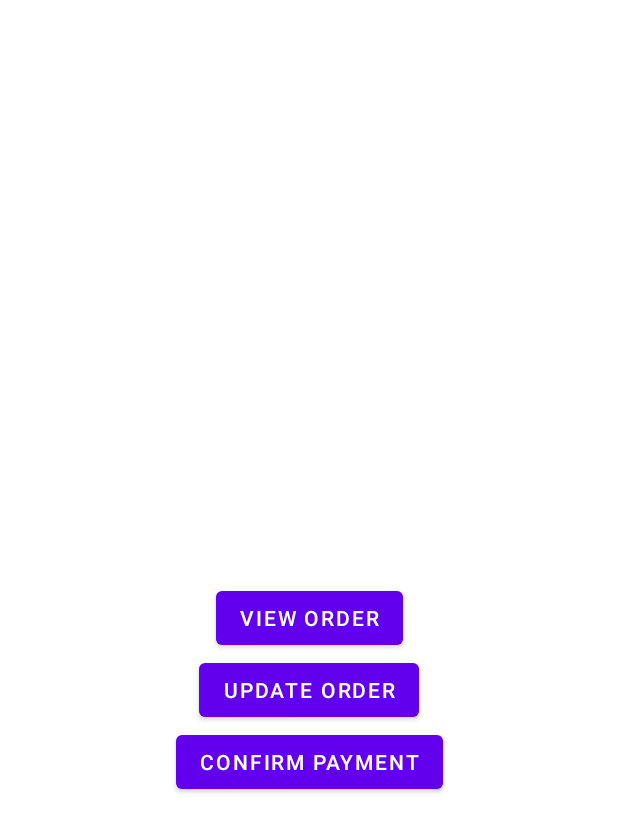
After one commit to Zia-Ur-Rehman1/Ubees, an Android app: the OrderDetails screen opened directly, with no data from a screen before it, on a phone screen of 412 x 824 dp. The commit adds this screen. Shown: the top 832 px of the screen. Run offline under Robolectric (Android 15) with nearby library versions, the phone set to English and light mode, and no system bars.

Commit message:
Orderdetails Activity added with basic functions now have to implement for admin and then move to corner conditions

```diff
--- a/app/src/main/AndroidManifest.xml
+++ b/app/src/main/AndroidManifest.xml
@@ -10,21 +10,21 @@
         android:supportsRtl="true"
         android:theme="@style/Theme.Ubees">
         <activity
+            android:name=".activities.OrderDetails"
+            android:exported="true" />
+        <activity
             android:name=".activities.ProfileActivity"
             android:exported="true" />
         <activity android:name=".activities.Order" />
         <activity android:name=".activities.Cart_Activity" />
-        <activity android:name=".activities.Login" >
+        <activity android:name=".activities.Login">
             <intent-filter>
                 <action android:name="android.intent.action.MAIN" />
 
                 <category android:name="android.intent.category.LAUNCHER" />
             </intent-filter>
         </activity>
-
-        <activity android:name=".activities.Register_User">
-
-        </activity>
+        <activity android:name=".activities.Register_User"></activity>
         <activity android:name=".activities.AddtoCart" />
         <activity android:name=".activities.UserActivity" />
         <activity android:name=".activities.Add_Product" />
--- a/app/src/main/java/com/example/ubees/activities/AddtoCart.java
+++ b/app/src/main/java/com/example/ubees/activities/AddtoCart.java
@@ -109,7 +109,6 @@ public class AddtoCart extends AppCompatActivity {
             @Override
             public void onClick(View v) {
                 Cart cart=new Cart (products.getImgId(),products.getName(),quantity.getText().toString(),products.getPrice());
-
                 db_ref.child(key).setValue(cart);
                 Intent intent=new Intent(AddtoCart.this,UserActivity.class);
                 AddtoCart.this.startActivity(intent);
--- /dev/null
+++ b/app/src/main/java/com/example/ubees/activities/OrderDetails.java
@@ -0,0 +1,45 @@
+package com.example.ubees.activities;
+
+import androidx.appcompat.app.AppCompatActivity;
+
+import android.content.Intent;
+import android.os.Bundle;
+import android.view.View;
+import android.widget.Button;
+
+import com.example.ubees.R;
+
+public class OrderDetails extends AppCompatActivity {
+    Button viewOrder,updateOrder,confirmOrder;
+    @Override
+    protected void onCreate(Bundle savedInstanceState) {
+        super.onCreate(savedInstanceState);
+        setContentView(R.layout.activity_order_details);
+        viewOrder=findViewById(R.id.viewOrder);
+        updateOrder=findViewById(R.id.updateOrder);
+        confirmOrder=findViewById(R.id.confirmOrder);
+        viewOrder.setOnClickListener(new View.OnClickListener() {
+            @Override
+            public void onClick(View v) {
+                Intent intent = new Intent(OrderDetails.this,Cart_Activity.class);
+                startActivity(intent);
+
+            }
+        });
+        updateOrder.setOnClickListener(new View.OnClickListener() {
+            @Override
+            public void onClick(View v) {
+                Intent intent = new Intent(OrderDetails.this,UserActivity.class);
+                startActivity(intent);
+
+            }
+        });
+        confirmOrder.setOnClickListener(new View.OnClickListener() {
+            @Override
+            public void onClick(View v) {
+                Intent intent = new Intent(OrderDetails.this,Order.class);
+                startActivity(intent);
+            }
+        });
+    }
+}
--- a/app/src/main/java/com/example/ubees/activities/ProfileActivity.java
+++ b/app/src/main/java/com/example/ubees/activities/ProfileActivity.java
@@ -8,6 +8,7 @@ import android.os.Bundle;
 import android.view.View;
 import android.widget.Button;
 import android.widget.EditText;
+import android.widget.ImageButton;
 import android.widget.Toast;
 import com.example.ubees.R;
 import com.example.ubees.model.User;
@@ -26,7 +27,7 @@ public class ProfileActivity extends AppCompatActivity {
     DatabaseReference myRef = FirebaseDatabase.getInstance().getReference("users");
     Button edit,update;
     User user;
-
+    ImageButton order;
 
     @Override
     protected void onCreate(Bundle savedInstanceState) {
@@ -39,7 +40,7 @@ public class ProfileActivity extends AppCompatActivity {
         ph=findViewById(R.id.profile_ph);
         edit=findViewById(R.id.edit);
         update=findViewById(R.id.update);
-
+        order=findViewById(R.id.profileOrder);
         fetchData();
         edit.setOnClickListener(new View.OnClickListener() {
             @Override
@@ -64,6 +65,14 @@ public class ProfileActivity extends AppCompatActivity {
             myRef.child(userName).child("address").setValue(addr.getText().toString());
             myRef.child(userName).child("phone").setValue(ph.getText().toString());
             }
+        }
+    });
+    order.setOnClickListener(new View.OnClickListener() {
+        @Override
+        public void onClick(View v) {
+            Intent intent =new Intent(ProfileActivity.this,OrderDetails.class);
+            startActivity(intent);
+            finish();
         }
     });
     }
--- a/app/src/main/java/com/example/ubees/adapter/CartAdapter.java
+++ b/app/src/main/java/com/example/ubees/adapter/CartAdapter.java
@@ -2,6 +2,7 @@ package com.example.ubees.adapter;
 
 import com.bumptech.glide.Glide;
 import com.example.ubees.R;
+import com.example.ubees.activities.AddtoCart;
 import com.example.ubees.activities.Cart_Activity;
 import com.example.ubees.activities.UserActivity;
 import com.example.ubees.model.Cart;
@@ -11,8 +12,11 @@ import com.google.firebase.database.DatabaseReference;
 import com.google.firebase.database.FirebaseDatabase;
 import com.google.firebase.storage.FirebaseStorage;
 import com.google.firebase.storage.StorageReference;
+import com.google.gson.Gson;
+import com.google.gson.GsonBuilder;
 
 import android.content.Context;
+import android.content.Intent;
 import android.view.LayoutInflater;
 import android.view.View;
 import android.view.ViewGroup;
@@ -21,6 +25,7 @@ import android.widget.TextView;
 import android.widget.Toast;
 
 import androidx.annotation.NonNull;
+import androidx.cardview.widget.CardView;
 import androidx.recyclerview.widget.RecyclerView;
 
 import java.util.ArrayList;
@@ -55,6 +60,7 @@ public class CartAdapter extends RecyclerView.Adapter<CartAdapter.CartViewHolder
             db.child(key.get(position)).removeValue();
             ((Cart_Activity)context).recreate();
         });
+
     }
 
     @Override
@@ -64,12 +70,15 @@ public class CartAdapter extends RecyclerView.Adapter<CartAdapter.CartViewHolder
 
     public static class CartViewHolder extends  RecyclerView.ViewHolder {
         TextView cart_p_name,cart_p_price,cart_p_quantity;
+        CardView cardView;
+
         ImageView imageView,delete;
         public CartViewHolder( View itemView) {
             super(itemView);
             imageView =(ImageView) itemView.findViewById(R.id.cart_item_img);
             delete =(ImageView) itemView.findViewById(R.id.delete_item);
             cart_p_name=(TextView) itemView.findViewById(R.id.cart_item_name);
+            cardView=(CardView) itemView.findViewById(R.id.cart_card);
             cart_p_price=(TextView) itemView.findViewById(R.id.cart_item_price);
             cart_p_quantity=(TextView) itemView.findViewById(R.id.cart_quantity);
         }
--- /dev/null
+++ b/app/src/main/res/layout/activity_order_details.xml
@@ -0,0 +1,42 @@
+<?xml version="1.0" encoding="utf-8"?>
+<androidx.constraintlayout.widget.ConstraintLayout xmlns:android="http://schemas.android.com/apk/res/android"
+    xmlns:app="http://schemas.android.com/apk/res-auto"
+    xmlns:tools="http://schemas.android.com/tools"
+    android:layout_width="match_parent"
+    android:layout_height="match_parent"
+    tools:context=".activities.OrderDetails">
+
+    <Button
+        android:id="@+id/viewOrder"
+        android:layout_width="wrap_content"
+        android:layout_height="wrap_content"
+        android:layout_marginStart="8dp"
+        android:layout_marginEnd="8dp"
+        android:text="View Order"
+        app:layout_constraintBottom_toBottomOf="parent"
+        app:layout_constraintEnd_toEndOf="parent"
+        app:layout_constraintStart_toStartOf="parent"
+        app:layout_constraintTop_toTopOf="parent" />
+
+    <Button
+        android:id="@+id/updateOrder"
+        android:layout_width="wrap_content"
+        android:layout_height="wrap_content"
+        android:layout_marginStart="8dp"
+        android:layout_marginEnd="8dp"
+        android:text="Update Order"
+        app:layout_constraintEnd_toEndOf="parent"
+        app:layout_constraintStart_toStartOf="parent"
+        app:layout_constraintTop_toBottomOf="@id/viewOrder" />
+
+    <Button
+        android:id="@+id/confirmOrder"
+        android:layout_width="wrap_content"
+        android:layout_height="wrap_content"
+        android:layout_marginStart="8dp"
+        android:layout_marginEnd="8dp"
+        android:text="Confirm Payment"
+        app:layout_constraintEnd_toEndOf="parent"
+        app:layout_constraintStart_toStartOf="parent"
+        app:layout_constraintTop_toBottomOf="@id/updateOrder" />
+</androidx.constraintlayout.widget.ConstraintLayout>
```
